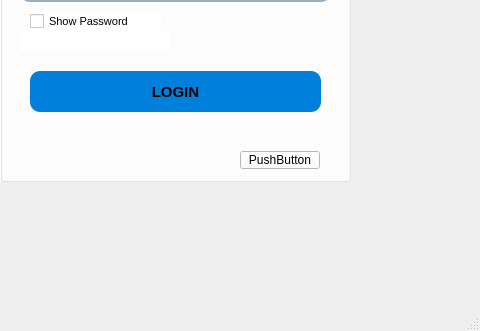
This is CarRent/loginadmin.ui in Mani-SSH/Car_Rental as Qt 5 draws it before an edit; both pictures show x 120 to 600 and y 369 to 700 of the 600 by 700 pixel window. The edited form follows.
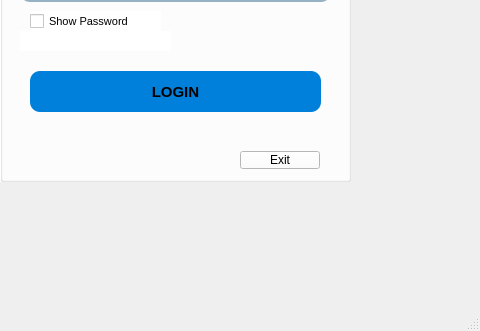
This is the edited form.

What changed in the file:
```diff
--- a/CarRent/loginadmin.ui
+++ b/CarRent/loginadmin.ui
@@ -829,7 +829,7 @@
       </rect>
      </property>
      <property name="text">
-      <string>PushButton</string>
+      <string>Exit</string>
      </property>
     </widget>
    </widget>
```
Left out of the diff: 2 changed lines with no effect on the pictures.
